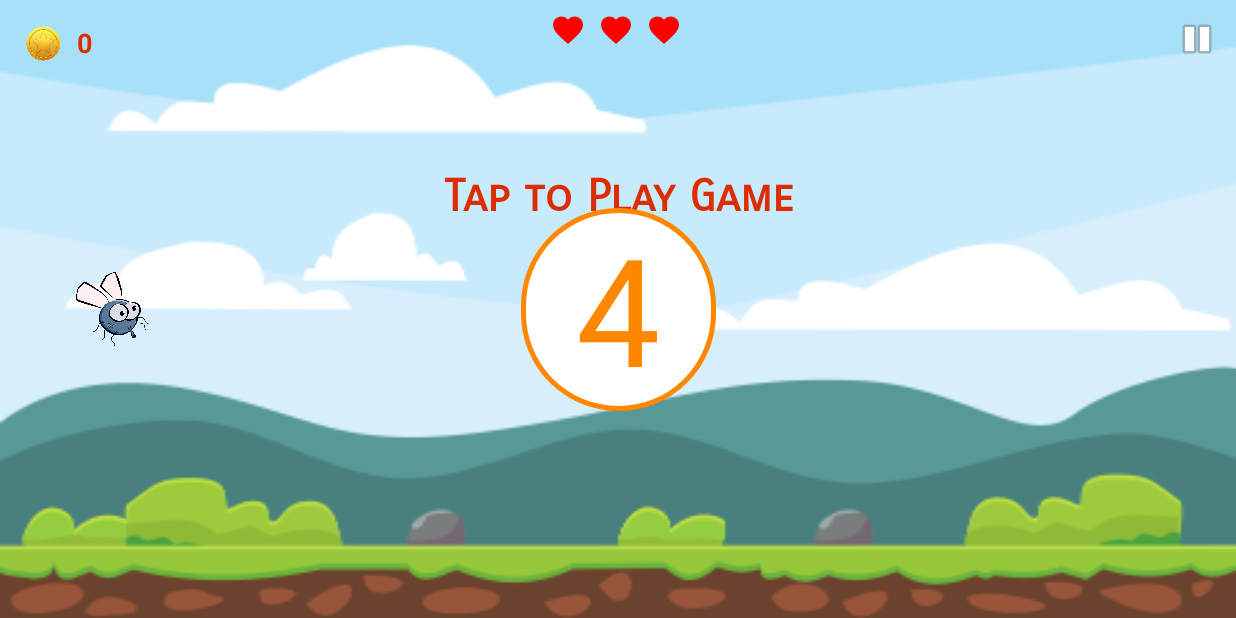
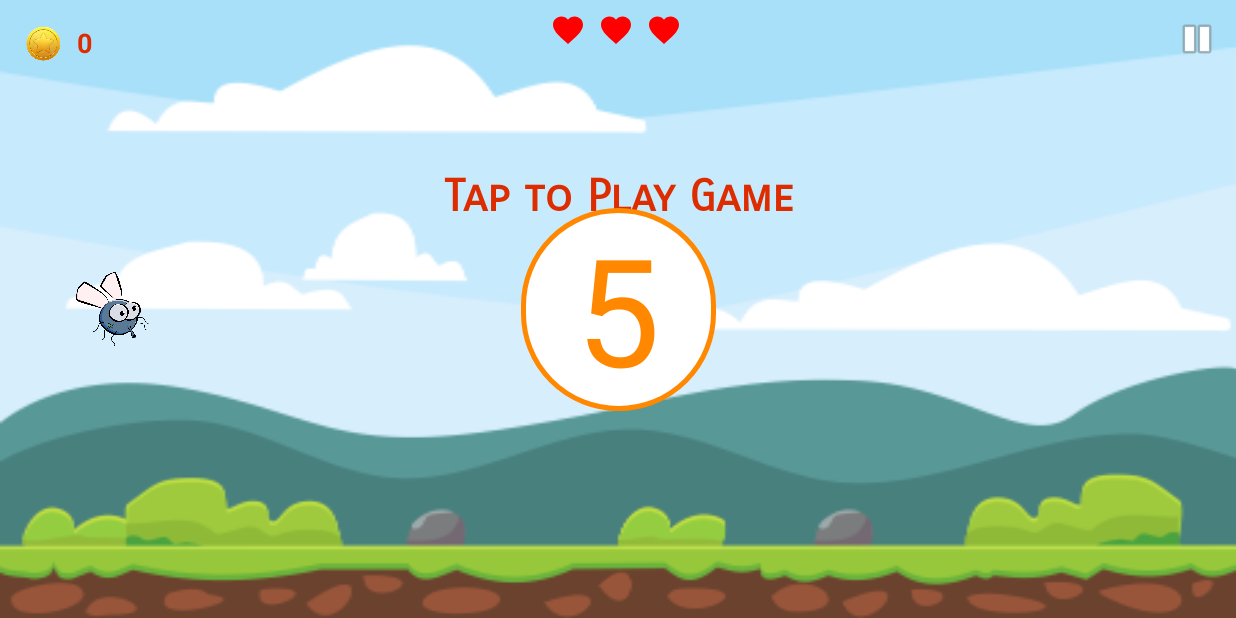
Before and after one commit to dennisbr3003/ferdithefly, an Android app: the GameActivity screen opened directly, with no data from a screen before it, on a phone screen of 824 x 412 dp (held sideways). Run offline under Robolectric (Android 15) with nearby library versions, the phone set to English and light mode, and no system bars.

Commit message:
Fixed countdown

```diff
--- a/app/src/main/java/com/dennis_brink/android/ferdithefly/GameActivity.java
+++ b/app/src/main/java/com/dennis_brink/android/ferdithefly/GameActivity.java
@@ -205,7 +205,7 @@ public class GameActivity extends AppCompatActivity implements IConstants {
 
                     @Override
                     public void onTick(long l) {
-                        textViewCountdown.setText(String.valueOf(l/1000));
+                        textViewCountdown.setText(String.valueOf((l/1000) + 1)); // + 1 or it will start at 4
                         if(textViewCountdown.getText().equals("3")){
                             AudioLibrary.mediaPlayerGameActivitySoundFx(GameActivity.this, R.raw.prepare_yourself);
                         }
```
